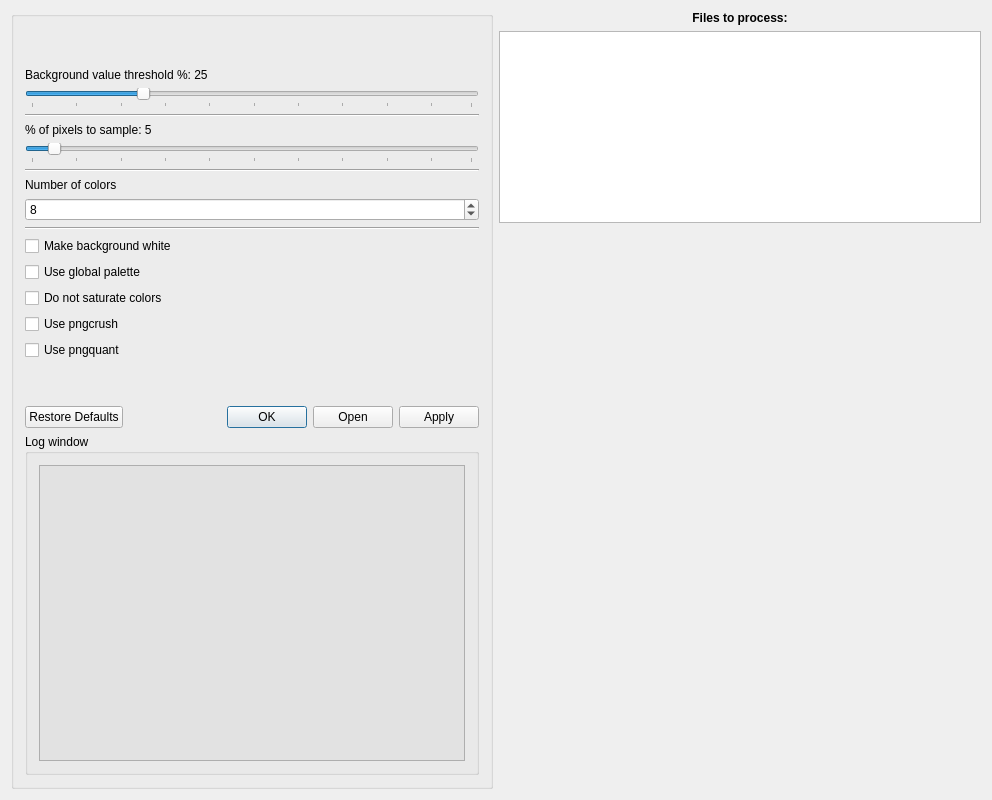
First picture: the form in noteshrinkdialog.ui, repository clapautius/noteshrink-qt, before the edit.
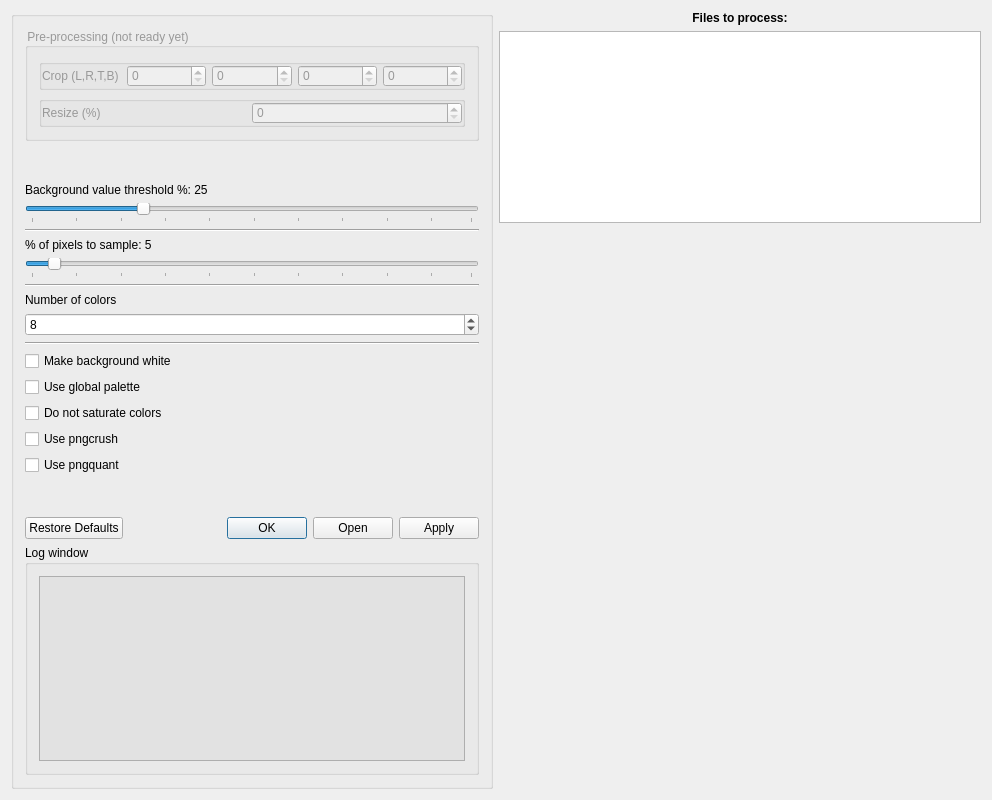
Second picture: the form after the edit.

Commit message: Add GUI controls for pre-processing (not working yet).

The edit to the form file:
```diff
--- a/noteshrinkdialog.ui
+++ b/noteshrinkdialog.ui
@@ -20,6 +20,147 @@
       <string/>
      </property>
      <layout class="QVBoxLayout" name="verticalLayout_3">
+      <item>
+       <widget class="QGroupBox" name="groupBox_3">
+        <property name="toolTipDuration">
+         <number>-1</number>
+        </property>
+        <property name="styleSheet">
+         <string notr="true">color: #999;</string>
+        </property>
+        <property name="title">
+         <string>Pre-processing (not ready yet)</string>
+        </property>
+        <property name="flat">
+         <bool>false</bool>
+        </property>
+        <layout class="QVBoxLayout" name="verticalLayout_6">
+         <item>
+          <widget class="QGroupBox" name="groupBox_4">
+           <property name="toolTip">
+            <string/>
+           </property>
+           <property name="title">
+            <string/>
+           </property>
+           <property name="flat">
+            <bool>true</bool>
+           </property>
+           <layout class="QHBoxLayout" name="horizontalLayout_4">
+            <property name="spacing">
+             <number>0</number>
+            </property>
+            <property name="leftMargin">
+             <number>0</number>
+            </property>
+            <property name="topMargin">
+             <number>0</number>
+            </property>
+            <property name="rightMargin">
+             <number>0</number>
+            </property>
+            <property name="bottomMargin">
+             <number>0</number>
+            </property>
+            <item>
+             <layout class="QHBoxLayout" name="horizontalLayout_3">
+              <item>
+               <widget class="QLabel" name="label">
+                <property name="toolTip">
+                 <string/>
+                </property>
+                <property name="text">
+                 <string>Crop (L,R,T,B)</string>
+                </property>
+               </widget>
+              </item>
+              <item>
+               <widget class="QSpinBox" name="spinBox_4">
+                <property name="enabled">
+                 <bool>false</bool>
+                </property>
+                <property name="toolTip">
+                 <string/>
+                </property>
+               </widget>
+              </item>
+              <item>
+               <widget class="QSpinBox" name="spinBox">
+                <property name="enabled">
+                 <bool>false</bool>
+                </property>
+               </widget>
+              </item>
+              <item>
+               <widget class="QSpinBox" name="spinBox_2">
+                <property name="enabled">
+                 <bool>false</bool>
+                </property>
+               </widget>
+              </item>
+              <item>
+               <widget class="QSpinBox" name="spinBox_3">
+                <property name="enabled">
+                 <bool>false</bool>
+                </property>
+               </widget>
+              </item>
+             </layout>
+            </item>
+           </layout>
+          </widget>
+         </item>
+         <item>
+          <widget class="QGroupBox" name="groupBox_5">
+           <property name="title">
+            <string/>
+           </property>
+           <property name="flat">
+            <bool>true</bool>
+           </property>
+           <layout class="QHBoxLayout" name="horizontalLayout_6">
+            <property name="spacing">
+             <number>0</number>
+            </property>
+            <property name="leftMargin">
+             <number>0</number>
+            </property>
+            <property name="topMargin">
+             <number>0</number>
+            </property>
+            <property name="rightMargin">
+             <number>0</number>
+            </property>
+            <property name="bottomMargin">
+             <number>0</number>
+            </property>
+            <item>
+             <widget class="QLabel" name="label_2">
+              <property name="text">
+               <string>Resize (%)</string>
+              </property>
+             </widget>
+            </item>
+            <item>
+             <layout class="QHBoxLayout" name="horizontalLayout_5">
+              <item>
+               <widget class="QSpinBox" name="spinBox_5">
+                <property name="enabled">
+                 <bool>false</bool>
+                </property>
+               </widget>
+              </item>
+             </layout>
+            </item>
+           </layout>
+          </widget>
+         </item>
+         <item>
+          <layout class="QVBoxLayout" name="verticalLayout_5"/>
+         </item>
+        </layout>
+       </widget>
+      </item>
       <item>
        <layout class="QVBoxLayout" name="verticalLayout_2">
         <item>
```
